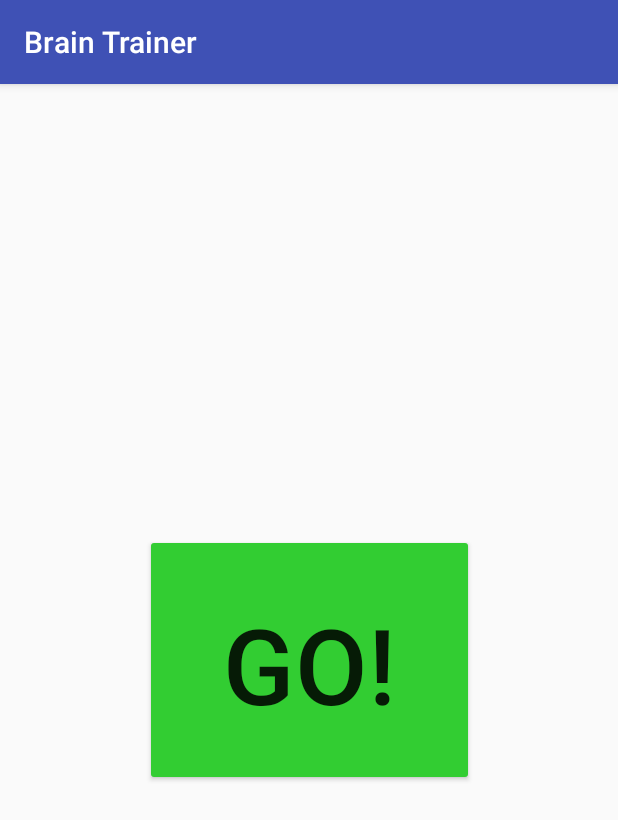
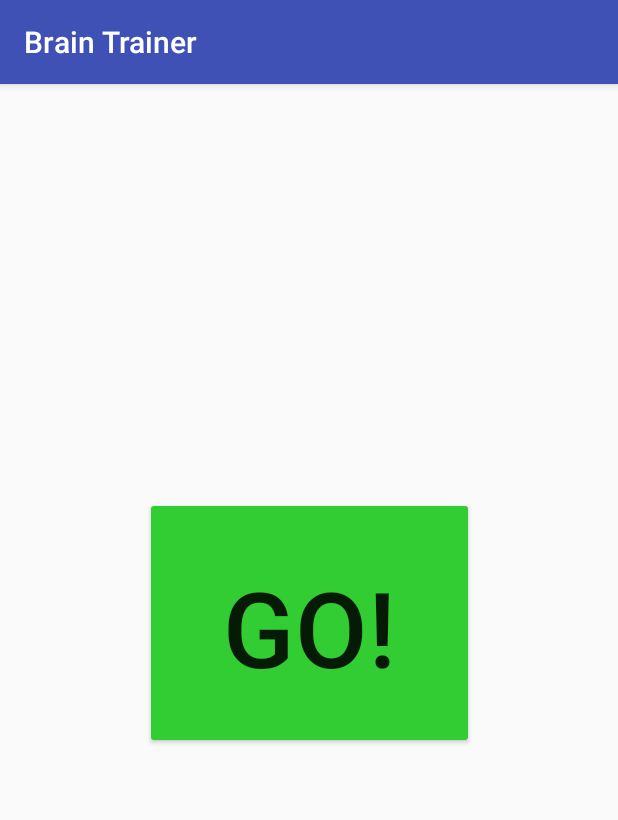
Before and after one commit to tanveerg1/BrainTrainer, an Android app: the screen it shows after launch (MainActivity), on a phone screen of 412 x 824 dp. Shown: the top 820 px of the screen. Run offline under Robolectric (Android 15) with nearby library versions, the phone set to English and light mode, and no system bars.

Commit message:
new functionality added

```diff
--- a/app/src/main/res/layout/activity_main.xml
+++ b/app/src/main/res/layout/activity_main.xml
@@ -25,7 +25,9 @@
         app:layout_constraintBottom_toBottomOf="parent"
         app:layout_constraintLeft_toLeftOf="parent"
         app:layout_constraintRight_toRightOf="parent"
-        app:layout_constraintTop_toTopOf="parent" />
+        app:layout_constraintTop_toTopOf="parent"
+        app:layout_constraintHorizontal_bias="0.503"
+        app:layout_constraintVertical_bias="0.458" />
 
     <RelativeLayout
         android:id="@+id/relativeLayout"
```
